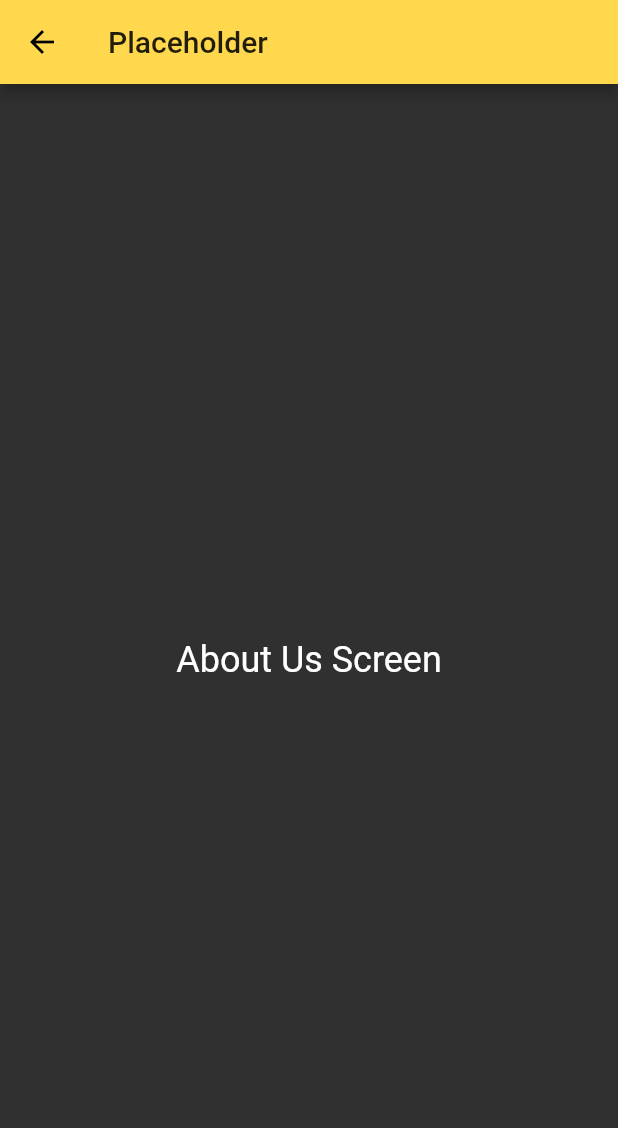
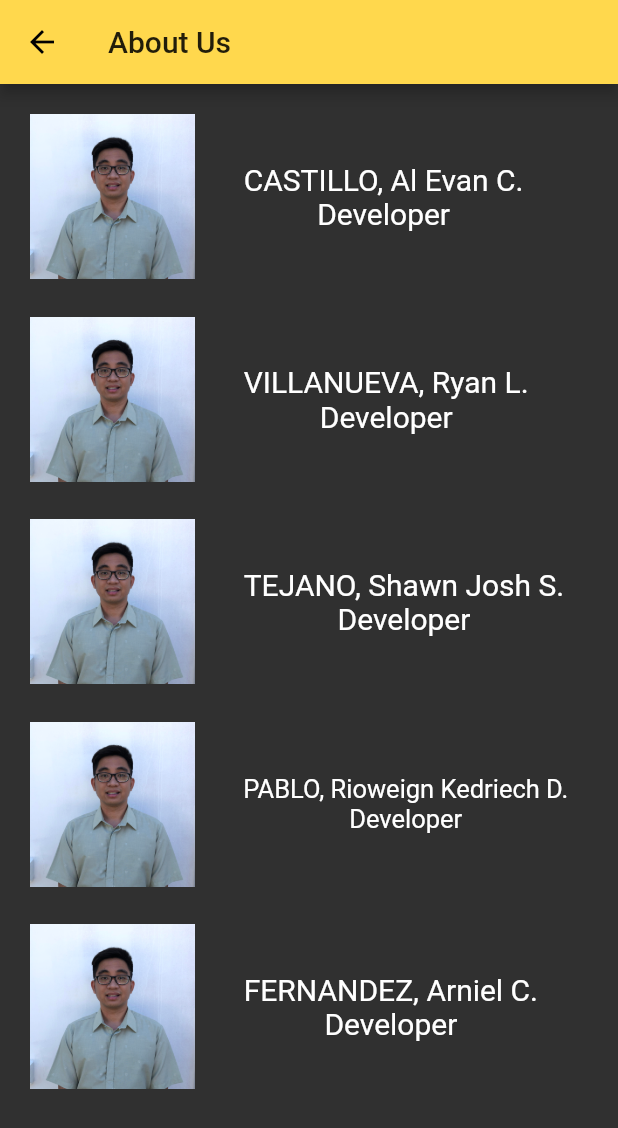
Before and after one commit to Evanchii/DailyRecord, a Flutter app: the AboutUs screen opened directly, on a phone screen of 412 x 824 dp. Shown: the top 1128 px of the screen. Run offline on Flutter 3.47's test engine with Material 2 defaults, Android fonts, the phone set to English and light mode, and no system bars; our stand-ins replace firebase_auth, firebase_core, firebase_database, firebase_storage, flutter_local_notifications, image_picker and 2 more; missing offline and left inert: qrscan; accounts and stored records are empty.

Commit message:
Done About Us

```diff
--- a/lib/aboutus.dart
+++ b/lib/aboutus.dart
@@ -5,14 +5,124 @@ class AboutUs extends StatelessWidget {
   Widget build(BuildContext context) {
     return Scaffold(
       appBar: AppBar(
-        title: Text('Placeholder'),
+        title: Text('About Us'),
       ),
-      body: Center(
-        child: Container(
-          child: Text(
-            'About Us Screen',
-            style: TextStyle(fontSize: 24.0),
-          ),
+      body: SingleChildScrollView(
+        padding: EdgeInsets.all(20),
+        child: Column(
+          children: <Widget>[
+            Row(
+              children: <Widget>[
+                Image(
+                  image: AssetImage('assets/pablo_test.jpg'),
+                  height: 110,
+                  width: 110,
+                ),
+
+                Center(child:Container(
+                    padding: EdgeInsets.fromLTRB(30, 20, 0, 20),
+                    child: Text('CASTILLO, Al Evan C. \nDeveloper',
+                        textAlign: TextAlign.center,
+                        style: TextStyle(fontSize: 20)
+                    )
+                )
+                ),
+              ],
+            ),
+
+            new Padding(
+              padding: const EdgeInsets.only(top: 25.0),
+            ),
+
+            Row(
+              children: <Widget>[
+                Image(
+                  image: AssetImage('assets/pablo_test.jpg'),
+                  height: 110,
+                  width: 110,
+                ),
+
+                Center(child:Container(
+                    padding: EdgeInsets.fromLTRB(30, 20, 0, 20),
+                    child: Text('VILLANUEVA, Ryan L. \nDeveloper',
+                        textAlign: TextAlign.center,
+                        style: TextStyle(fontSize: 20)
+                    )
+                )
+                ),
+              ],
+            ),
+
+            new Padding(
+              padding: const EdgeInsets.only(top: 25.0),
+            ),
+
+            Row(
+              children: <Widget>[
+                Image(
+                  image: AssetImage('assets/pablo_test.jpg'),
+                  height: 110,
+                  width: 110,
+                ),
+
+                Center(child:Container(
+                    padding: EdgeInsets.fromLTRB(30, 20, 0, 20),
+                    child: Text('TEJANO, Shawn Josh S. \nDeveloper',
+                        textAlign: TextAlign.center,
+                        style: TextStyle(fontSize: 20)
+                    )
+                )
+                ),
+              ],
+            ),
+
+            new Padding(
+              padding: const EdgeInsets.only(top: 25.0),
+            ),
+
+            Row(
+              children: <Widget>[
+                Image(
+                  image: AssetImage('assets/pablo_test.jpg'),
+                  height: 110,
+                  width: 110,
+                ),
+
+                Center(child:Container(
+                    padding: EdgeInsets.fromLTRB(30, 20, 0, 20),
+                    child: Text('PABLO, Rioweign Kedriech D. \nDeveloper',
+                        textAlign: TextAlign.center,
+                        style: TextStyle(fontSize: 17)
+                    )
+                )
+                ),
+              ],
+            ),
+
+            new Padding(
+              padding: const EdgeInsets.only(top: 25.0),
+            ),
+
+            Row(
+              children: <Widget>[
+                Image(
+                  image: AssetImage('assets/pablo_test.jpg'),
+                  height: 110,
+                  width: 110,
+                ),
+
+                Center(child:Container(
+                    padding: EdgeInsets.fromLTRB(30, 20, 0, 20),
+                    child: Text('FERNANDEZ, Arniel C. \nDeveloper',
+                        textAlign: TextAlign.center,
+                        style: TextStyle(fontSize: 20)
+                    )
+                )
+                ),
+              ],
+            ),
+
+          ],
         ),
       ),
     );
```
Also changed, not shown: assets/pablo_test.jpg (added).
